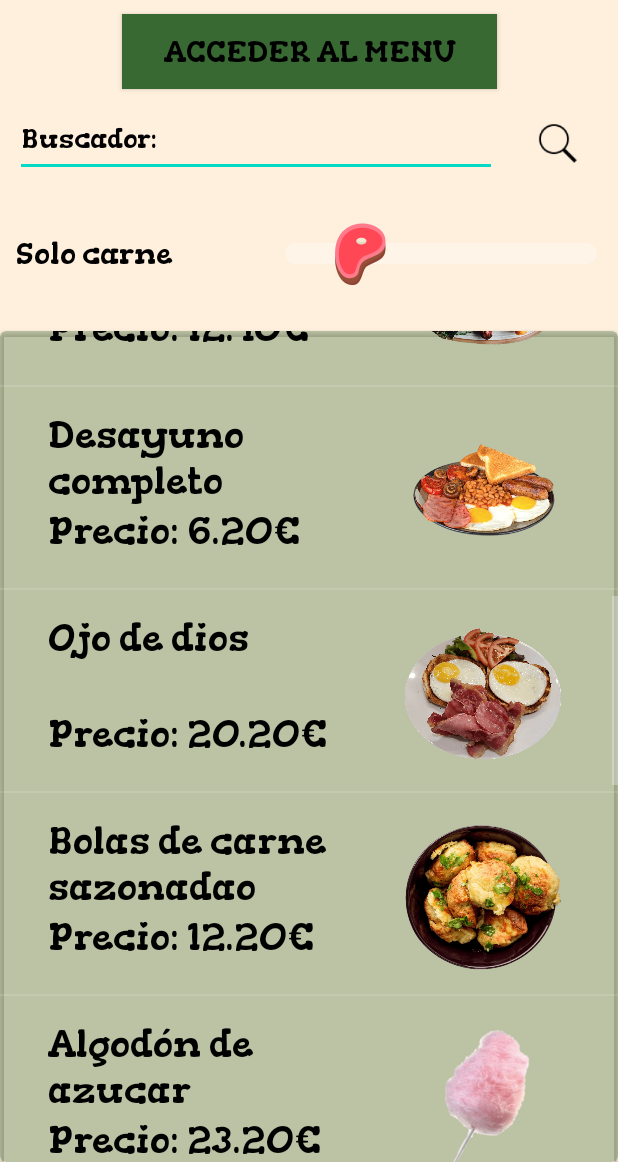
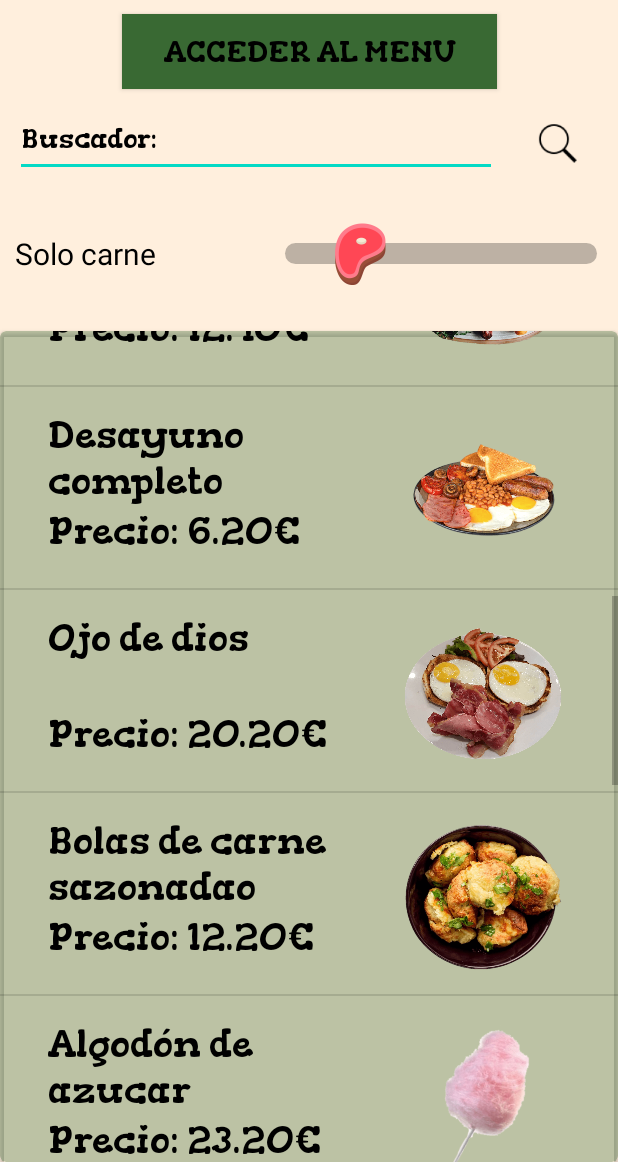
Before and after one commit to alexito8473/TrabajoAndroid, an Android app: the screen it shows after launch (MainActivity), scrolled down 774 dp, on a phone screen of 412 x 824 dp, the part 74-1236 px from its top. Run offline under Robolectric (Android 15) with nearby library versions, the phone set to English and light mode, and no system bars.

Commit message:
Más código

```diff
--- a/app/src/main/AndroidManifest.xml
+++ b/app/src/main/AndroidManifest.xml
@@ -13,7 +13,7 @@
         android:networkSecurityConfig="@xml/network_security_config"
         android:roundIcon="@mipmap/ic_ultrarestaurant_round"
         android:supportsRtl="true"
-        android:theme="@style/Theme.MaterialComponents.NoActionBar"
+        android:theme="@style/Theme.TrabajoAndroid"
         tools:targetApi="31">
         <activity
             android:name=".View.WebActivity"
--- a/app/src/main/java/com/example/trabajoandroid/View/FuncionLista3Activity.kt
+++ b/app/src/main/java/com/example/trabajoandroid/View/FuncionLista3Activity.kt
@@ -4,6 +4,7 @@ import android.content.Intent
 import android.os.Bundle
 import android.view.View
 import android.widget.ListView
+import android.widget.TextView
 import android.widget.ToggleButton
 import androidx.appcompat.app.AppCompatActivity
 import androidx.appcompat.widget.AppCompatButton
@@ -15,6 +16,7 @@ import com.example.trabajoandroid.R
 class FuncionLista3Activity : AppCompatActivity() {
     private lateinit var listView: ListView
     private lateinit var adapter: ComidaAdapterV2
+    private lateinit var textoTipo: TextView
     private lateinit var butMenu: AppCompatButton
     private var listaTotalComida: MutableList<Comida> = mutableListOf()
     private var listaMostrar: MutableList<Comida> = mutableListOf()
@@ -29,9 +31,11 @@ class FuncionLista3Activity : AppCompatActivity() {
     private fun establecerVariablesID() {
         listView = findViewById(R.id.listFuncionLista3Mostrar);
         butMenu = findViewById(R.id.butFuncionLista3Volver)
+        textoTipo= findViewById(R.id.textFuncionLista3Tipo)
     }
 
     private fun establecerVariables() {
+        textoTipo.text=getString(R.string.TogleOn);
         listaTotalComida = ListaComida().crearListaComida(this)
         listaMostrar.addAll(listaTotalComida.filter { t -> t.tieneCarne() })
         adapter = ComidaAdapterV2(this, listaMostrar)
@@ -52,9 +56,11 @@ class FuncionLista3Activity : AppCompatActivity() {
         if (!(view as ToggleButton).isChecked) {
             listaMostrar.clear()
             listaMostrar.addAll(listaTotalComida.filter { t -> t.tieneCarne() })
+            textoTipo.text=getString(R.string.TogleOn);
         } else {
             listaMostrar.clear()
             listaMostrar.addAll(listaTotalComida.filter { t -> !t.tieneCarne() && !t.isPostre() && !t.isBebida() })
+            textoTipo.text=getString(R.string.TogleOf);
         }
         adapter.notifyDataSetChanged()
     }
--- a/app/src/main/java/com/example/trabajoandroid/ViewModel/ListaComida.kt
+++ b/app/src/main/java/com/example/trabajoandroid/ViewModel/ListaComida.kt
@@ -49,7 +49,7 @@ class ListaComida {
             Comida(
                 context.getString(string.Bistek),
                 true,
-                R.drawable.carne,
+                R.drawable.bistek,
                 12.2,
                 context.getString(string.Descrip_Bistek),
                 false,
--- a/app/src/main/res/drawable/sl_toggle.xml
+++ b/app/src/main/res/drawable/sl_toggle.xml
@@ -1,5 +1,5 @@
 <?xml version="1.0" encoding="utf-8"?>
 <selector xmlns:android="http://schemas.android.com/apk/res/android">
-    <item android:drawable="@color/verdura" android:state_checked="true"></item>
-    <item android:drawable="@color/carne" android:state_checked="false"></item>
+    <item android:drawable="@drawable/lechugamio" android:state_checked="true"></item>
+    <item android:drawable="@drawable/carne" android:state_checked="false"></item>
 </selector>
--- a/app/src/main/res/layout/activity_dato_comida.xml
+++ b/app/src/main/res/layout/activity_dato_comida.xml
@@ -24,7 +24,6 @@
         android:id="@+id/textDatoCoTitulo"
         android:layout_width="330dp"
         android:layout_height="wrap_content"
-        android:fontFamily="@font/gordita"
         android:gravity="center"
         android:text="prueba"
         android:textColor="@color/black"
@@ -39,7 +38,6 @@
         android:id="@+id/textDatoCoPrecio"
         android:layout_width="100dp"
         android:layout_height="wrap_content"
-        android:fontFamily="@font/gordita"
         android:text="@string/Precio"
         android:textColor="@color/black"
         android:textSize="25sp"
@@ -53,7 +51,6 @@
         android:id="@+id/textDatoCoPrecioDato"
         android:layout_width="200dp"
         android:layout_height="wrap_content"
-        android:fontFamily="@font/gordita"
         android:text="cosa"
         android:textColor="@color/black"
         android:textSize="25sp"
@@ -67,7 +64,6 @@
         android:id="@+id/textDatoCoDescripción"
         android:layout_width="335dp"
         android:layout_height="wrap_content"
-        android:fontFamily="@font/gordita"
         android:textColor="@color/black"
         android:textSize="16sp"
         android:visibility="invisible"
@@ -84,7 +80,6 @@
         android:layout_height="50dp"
         android:layout_marginBottom="36dp"
         android:backgroundTint="@color/fondo_oscuro"
-        android:fontFamily="@font/gordita"
         android:text="@string/Volver"
         android:textColor="@color/black"
         android:textSize="25sp"
--- a/app/src/main/res/layout/activity_dato_comida_v2.xml
+++ b/app/src/main/res/layout/activity_dato_comida_v2.xml
@@ -26,7 +26,6 @@
         android:id="@+id/textDatoCoV2Titulo"
         android:layout_width="330dp"
         android:layout_height="wrap_content"
-        android:fontFamily="@font/gordita"
         android:gravity="center"
         android:text="prueba"
         android:textColor="@color/black"
@@ -42,7 +41,6 @@
         android:layout_width="250dp"
         android:layout_height="50dp"
         android:backgroundTint="@color/fondo_oscuro"
-        android:fontFamily="@font/gordita"
         android:text="@string/Volver"
         android:textColor="@color/black"
         android:textSize="25sp"
--- a/app/src/main/res/layout/activity_funcion_lista2.xml
+++ b/app/src/main/res/layout/activity_funcion_lista2.xml
@@ -13,7 +13,6 @@
         android:layout_width="250dp"
         android:layout_height="50dp"
         android:background="@color/fondo_oscuro"
-        android:fontFamily="@font/gordita"
         android:text="@string/accederMenu"
         android:textColor="@color/black"
         android:textSize="20sp"
@@ -25,7 +24,6 @@
         android:id="@+id/textView"
         android:layout_width="match_parent"
         android:layout_height="wrap_content"
-        android:fontFamily="@font/gordita"
         android:text="@string/nombre_restaurant"
         android:textAlignment="center"
         android:textColor="@color/black"
@@ -53,7 +51,6 @@
             android:layout_width="wrap_content"
             android:layout_height="wrap_content"
             android:layout_marginEnd="30dp"
-            android:fontFamily="@font/gordita"
             android:text="@string/ContCarne" />
 
         <com.google.android.material.chip.Chip
@@ -62,7 +59,6 @@
             android:layout_width="wrap_content"
             android:layout_height="wrap_content"
             android:layout_marginEnd="80dp"
-            android:fontFamily="@font/gordita"
             android:text="@string/ContVerdura" />
 
         <com.google.android.material.chip.Chip
@@ -70,7 +66,6 @@
             style="@style/stChipEntry"
             android:layout_width="wrap_content"
             android:layout_height="wrap_content"
-            android:fontFamily="@font/gordita"
             android:text="@string/ContienePostre" />
 
         <com.google.android.material.chip.Chip
@@ -78,7 +73,6 @@
             style="@style/stChipEntry"
             android:layout_width="wrap_content"
             android:layout_height="wrap_content"
-            android:fontFamily="@font/gordita"
             android:text="@string/TieneBebida" />
     </com.google.android.material.chip.ChipGroup>
 
--- a/app/src/main/res/layout/activity_main.xml
+++ b/app/src/main/res/layout/activity_main.xml
@@ -11,7 +11,6 @@
         android:id="@+id/butMainGoMenu"
         android:textColor="@color/black"
         android:layout_width="250dp"
-        android:fontFamily="@font/gordita"
         android:layout_height="50dp"
         android:textSize="20sp"
         android:text="@string/accederMenu"
@@ -22,7 +21,6 @@
         app:layout_constraintTop_toBottomOf="@+id/textView" />
 
     <TextView
-        android:fontFamily="@font/gordita"
         android:textAlignment="center"
         android:textColor="@color/black"
         android:id="@+id/textView"
@@ -35,7 +33,6 @@
         app:layout_constraintTop_toTopOf="parent" />
 
     <EditText
-        android:fontFamily="@font/gordita"
         android:layout_marginStart="10dp"
         android:textColor="@color/black"
         android:outlineAmbientShadowColor="@color/black"
@@ -88,7 +85,6 @@
     </androidx.cardview.widget.CardView>
 
     <Switch
-        android:fontFamily="@font/gordita"
         android:textSize="20sp"
         android:layout_marginStart="10dp"
         android:layout_marginEnd="10dp"
--- a/app/src/main/res/layout/activity_menu.xml
+++ b/app/src/main/res/layout/activity_menu.xml
@@ -22,7 +22,6 @@
             android:textColor="@color/black"
             android:textSize="30sp"
             android:gravity="center"
-            android:fontFamily="@font/gordita"
             android:layout_height="match_parent"
             android:text="@string/Iniciar_Sesion" />
     </androidx.cardview.widget.CardView>
@@ -41,7 +40,6 @@
         <TextView
             android:layout_width="match_parent"
             android:layout_height="match_parent"
-            android:fontFamily="@font/gordita"
             android:gravity="center"
             android:text="@string/FuncionLista1"
             android:textColor="@color/black"
@@ -62,7 +60,6 @@
         <TextView
             android:layout_width="match_parent"
             android:layout_height="match_parent"
-            android:fontFamily="@font/gordita"
             android:gravity="center"
             android:text="@string/FuncionLista2"
             android:textColor="@color/black"
@@ -82,7 +79,6 @@
         <TextView
             android:layout_width="match_parent"
             android:layout_height="match_parent"
-            android:fontFamily="@font/gordita"
             android:gravity="center"
             android:text="@string/FuncionLista3"
             android:textColor="@color/black"
@@ -102,7 +98,6 @@
         <TextView
             android:layout_width="match_parent"
             android:layout_height="match_parent"
-            android:fontFamily="@font/gordita"
             android:gravity="center"
             android:text="@string/FuncionWeb"
             android:textColor="@color/black"
--- a/app/src/main/res/layout/item_comida.xml
+++ b/app/src/main/res/layout/item_comida.xml
@@ -7,7 +7,6 @@
     android:layout_height="match_parent">
 
     <TextView
-        android:fontFamily="@font/gordita"
         android:id="@+id/nombreIC_Comida"
         android:layout_width="220dp"
         android:layout_height="wrap_content"
@@ -26,7 +25,6 @@
         android:layout_width="105dp"
         android:layout_height="105dp"
         android:layout_marginTop="16dp"
-        android:fontFamily="@font/gordita"
         app:layout_constraintEnd_toEndOf="parent"
         app:layout_constraintHorizontal_bias="0.879"
         app:layout_constraintStart_toStartOf="parent"
@@ -34,7 +32,6 @@
         app:srcCompat="@drawable/carne" />
 
     <TextView
-        android:fontFamily="@font/gordita"
         android:id="@+id/textIC_ComidaPrecio"
         android:layout_width="200dp"
         android:layout_height="wrap_content"
--- a/app/src/main/res/layout/item_comidav2.xml
+++ b/app/src/main/res/layout/item_comidav2.xml
@@ -13,7 +13,6 @@
         android:layout_width="220dp"
         android:layout_height="wrap_content"
         android:layout_marginTop="52dp"
-        android:fontFamily="@font/gordita"
         android:text="Nombre"
         android:textColor="@color/black"
         android:textSize="25sp"
--- a/app/src/main/res/values/strings.xml
+++ b/app/src/main/res/values/strings.xml
@@ -34,8 +34,8 @@
     <string name="ContDesayuno">Añadir desayuno</string>
     <string name="TieneBebida">Añadir bebidas</string>
     <string name="ContienePostre">Añadir postres</string>
-    <string name="TogleOn">Solo verdura</string>
-    <string name="TogleOf">Solo carne</string>
+    <string name="TogleOf">Solo verdura</string>
+    <string name="TogleOn">Solo carne</string>
     <string name="Descrip_scones">Los scones son unos panecillos típicos de la cocina inglesa, que se suelen servir con té, crema batida y mermelada. Tienen una textura suave y esponjosa, y se pueden preparar con diferentes ingredientes, como arándanos, queso, pasas o frutos secos.</string>
     <string name="Descrip_superScones"> Los scones son unos bocadillos dulces o salados que se originaron en Escocia y que se popularizaron en el Reino Unido y otros países. Se elaboran con una masa de harina, mantequilla, azúcar y leche, a la que se le puede añadir frutas, queso o especias.</string>
     <string name="Descrip_carneCruda">La carne cruda es la carne que no ha sido cocinada ni sometida a ningún proceso de conservación. Se puede consumir de diferentes formas, como el tartar, el carpaccio, el ceviche o el sushi. Sin embargo, comer carne cruda puede tener riesgos para la salud, ya que puede contener bacterias, parásitos, virus o toxinas que pueden provocar enfermedades como la salmonelosis, la triquinosis, la toxoplasmosis o la listeriosis</string>
--- a/app/src/main/res/values/themes.xml
+++ b/app/src/main/res/values/themes.xml
@@ -1,8 +1,8 @@
 <resources xmlns:tools="http://schemas.android.com/tools">
     <!-- Base application theme. -->
-    <style name="Theme.TrabajoAndroid" parent="Theme.MaterialComponents.DayNight.DarkActionBar">
+    <style name="Theme.TrabajoAndroid" parent="Theme.MaterialComponents.DayNight.NoActionBar">
         <!-- Primary brand color. -->
-        <item name="colorPrimary">@color/purple_500</item>
+        <item name="colorPrimary">@color/fondo_oscuro</item>
         <item name="colorPrimaryVariant">@color/purple_700</item>
         <item name="colorOnPrimary">@color/white</item>
         <!-- Secondary brand color. -->
@@ -10,8 +10,9 @@
         <item name="colorSecondaryVariant">@color/teal_700</item>
         <item name="colorOnSecondary">@color/black</item>
         <!-- Status bar color. -->
-        <item name="android:statusBarColor">?attr/colorPrimaryVariant</item>
+        <item name="android:statusBarColor">@color/fondo_oscuro</item>
         <!-- Customize your theme here. -->
+        <item name="fontFamily">@font/gordita</item>
     </style>
     <style name="stChipEntry" parent="Widget.MaterialComponents.Chip.Filter">
         <item name="android:fontFamily">@font/gordita</item>
```
Also changed, not shown: app/src/main/res/layout/activity_funcion_lista3.xml (+16 -4 lines), app/src/main/res/drawable/bistek.png (added), app/src/main/res/drawable/lechugamio.png (added).
